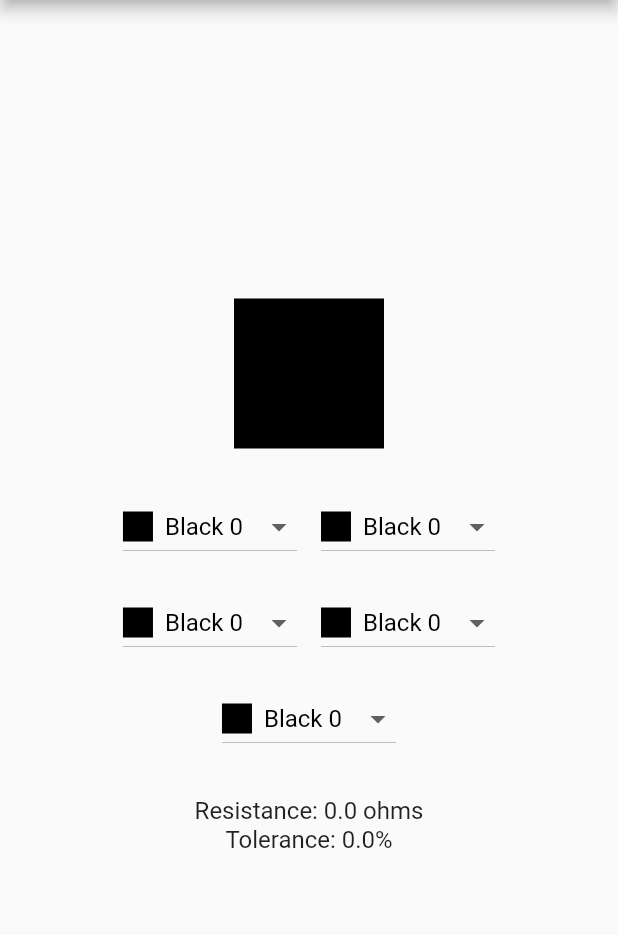
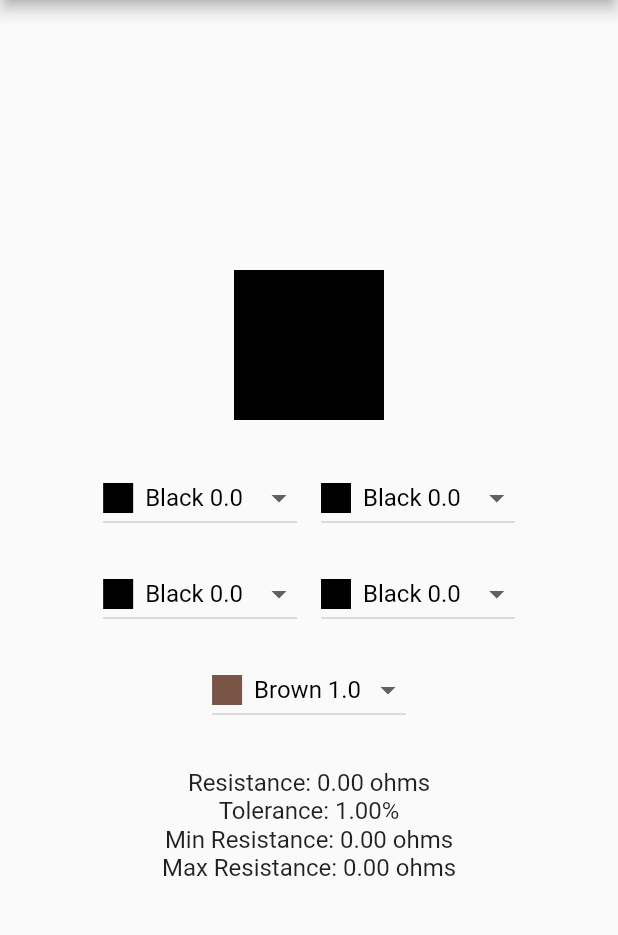
Before and after one commit to abakhour/ResistorApp, a Flutter app: the Resistor5Band screen opened directly, on a phone screen of 412 x 824 dp, the part 84-1019 px from its top. Run offline on Flutter 3.47's test engine with Material 2 defaults, Android fonts, the phone set to English and light mode, and no system bars.

Commit message:
Fix Tolerance Band

```diff
--- a/lib/resistor3Band.dart
+++ b/lib/resistor3Band.dart
@@ -11,7 +11,7 @@ class Resistor3Band extends StatelessWidget {
       body: Center(
         child: ResistorWidget(
           numberOfBands: 3,
-          onResistanceCalculated: (resistance, tolerance) {
+          onResistanceCalculated: (resistance, tolerance, minRes, maxRes) {
           },
         ),
       ),
--- a/lib/resistor4Band.dart
+++ b/lib/resistor4Band.dart
@@ -11,7 +11,7 @@ class Resistor4Band extends StatelessWidget {
       body: Center(
         child: ResistorWidget(
           numberOfBands: 4,
-          onResistanceCalculated: (resistance, tolerance) {
+          onResistanceCalculated: (resistance, tolerance, minRes, maxRes) {
           },
         ),
       ),
--- a/lib/resistor5Band.dart
+++ b/lib/resistor5Band.dart
@@ -11,7 +11,7 @@ class Resistor5Band extends StatelessWidget {
       body: Center(
         child: ResistorWidget(
           numberOfBands: 5,
-          onResistanceCalculated: (resistance, tolerance) {
+          onResistanceCalculated: (resistance, tolerance, minRes, maxRes) {
           },
         ),
       ),
--- a/lib/resistorWidget.dart
+++ b/lib/resistorWidget.dart
@@ -3,14 +3,21 @@ import 'package:flutter/material.dart';
 
 class ResistorBand {
   final Color color;
-  final int value;
+  final double value;
 
   ResistorBand(this.color, this.value);
 }
 
+class ToleranceBand {
+  final Color color;
+  final double value;
+
+  ToleranceBand(this.color, this.value);
+}
+
 class ResistorWidget extends StatefulWidget {
   final int numberOfBands;
-  final void Function(double, double) onResistanceCalculated;
+  final void Function(double, double, double, double) onResistanceCalculated;
 
   const ResistorWidget({
     Key? key,
@@ -24,8 +31,23 @@ class ResistorWidget extends StatefulWidget {
 
 class _ResistorWidgetState extends State<ResistorWidget> {
   late List<ResistorBand> resistorBands;
+  late List<ToleranceBand> toleranceBands;
 
-  List<ResistorBand> resistorColors = [
+  final List toleranceColors = [
+    ToleranceBand(Colors.brown, 1),
+    ToleranceBand(Colors.red, 2),
+    ToleranceBand(Colors.orange, 3),
+    ToleranceBand(Colors.yellow, 4),
+    ToleranceBand(Colors.green, 0.5),
+    ToleranceBand(Colors.blue, 0.25),
+    ToleranceBand(Colors.purple, 0.1),
+    ToleranceBand(Colors.grey, 0.05),
+    ToleranceBand(Color(0xFFFFD700), 5), // Gold
+    ToleranceBand(Color(0xFFC0C0C0), 10) // Silver
+  ];
+
+
+  final List<ResistorBand> resistorColors = [
     ResistorBand(Colors.black, 0),
     ResistorBand(Colors.brown, 1),
     ResistorBand(Colors.red, 2),
@@ -41,16 +63,37 @@ class _ResistorWidgetState extends State<ResistorWidget> {
   @override
   void initState() {
     super.initState();
+
+    toleranceBands = List<ToleranceBand>.filled(widget.numberOfBands, toleranceColors[0]);
+
     resistorBands = List.filled(widget.numberOfBands, resistorColors[0]);
-    widget.onResistanceCalculated(calculateResistance(), calculateTolerance());
+    widget.onResistanceCalculated(
+      calculateResistance(),
+      calculateTolerance(),
+      calculateMinResistance(),
+      calculateMaxResistance(),
+    );
   }
 
+
+  double calculateTolerance() {
+    double Tolerance = 0.0;
+    if (widget.numberOfBands == 3) {
+      return 20;
+    }
+    for (var band in toleranceBands) {
+      Tolerance = band.value;
+    }
+    return Tolerance;
+  }
+
+
   double calculateResistance() {
-    int firstDigit = resistorBands[0].value;
-    int secondDigit = resistorBands[1].value;
-    int thirdDigit = 0;
+    double firstDigit = resistorBands[0].value;
+    double secondDigit = resistorBands[1].value;
+    double thirdDigit = 0;
     int multipIndex = resistorBands.length - 2;
-    int multiplier = resistorBands[multipIndex].value;
+    double multiplier = resistorBands[multipIndex].value;
 
     if (resistorBands.length == 3) {
       firstDigit = resistorBands[0].value;
@@ -63,18 +106,24 @@ class _ResistorWidgetState extends State<ResistorWidget> {
       thirdDigit = resistorBands[2].value;
     }
 
-    int significantFigures = (firstDigit * 10) + secondDigit + thirdDigit;
+    double significantFigures = (firstDigit * 10) + secondDigit + thirdDigit;
     double resistanceValue =
         significantFigures * pow(10, multiplier).toDouble();
 
     return resistanceValue;
   }
 
-  double calculateTolerance() {
-    if (widget.numberOfBands == 4 || widget.numberOfBands == 5) {
-      return resistorBands.last.value/1.0;
+
+  double calculateMinResistance() {
+    double resistance = calculateResistance();
+    double tolerance = calculateTolerance() / 100;
+    return resistance - (resistance * tolerance);
   }
-    return 2;
+
+  double calculateMaxResistance() {
+    double resistance = calculateResistance();
+    double tolerance = calculateTolerance() / 100;
+    return resistance + (resistance * tolerance);
   }
 
   @override
@@ -88,13 +137,23 @@ class _ResistorWidgetState extends State<ResistorWidget> {
           buildColorSelection(),
           const SizedBox(height: 20),
           Text(
-            'Resistance: ${calculateResistance()} ohms',
+            'Resistance: ${calculateResistance().toStringAsFixed(2)} ohms',
             style: const TextStyle(fontSize: 16),
           ),
           Text(
-            'Tolerance: ${calculateTolerance() * 10}%',
+            'Tolerance: ${calculateTolerance().toStringAsFixed(2)}%',
             style: const TextStyle(fontSize: 16),
           ),
+          Text(
+            'Min Resistance: ${calculateMinResistance().toStringAsFixed(
+                2)} ohms',
+            style: const TextStyle(fontSize: 16),
+          ),
+          Text(
+              'Max Resistance: ${calculateMaxResistance().toStringAsFixed(
+                  2)} ohms',
+              style: const TextStyle(fontSize: 16)
+          )
         ],
       ),
     );
@@ -119,6 +178,40 @@ class _ResistorWidgetState extends State<ResistorWidget> {
     for (var i = 0; i < widget.numberOfBands; i += 2) {
       List<Widget> rowChildren = [];
       for (var j = i; j < i + 2 && j < widget.numberOfBands; j++) {
+        if (j == widget.numberOfBands - 1 && j >= 3) {
+          rowChildren.add(
+            Padding(
+              padding: const EdgeInsets.all(8.0),
+              child: DropdownButton<ToleranceBand>(
+                value: toleranceBands[j],
+                items: toleranceColors.map((band) {
+                  return DropdownMenuItem<ToleranceBand>(
+                    value: band,
+                    child: Row(
+                      children: [
+                        Container(
+                          width: 20,
+                          height: 20,
+                          color: band.color,
+                        ),
+                        const SizedBox(width: 8),
+                        Text(
+                          '${_colorName(band.color)} ${band.value}',
+                          style: const TextStyle(color: Colors.black),
+                        ),
+                      ],
+                    ),
+                  );
+                }).toList(),
+                onChanged: (newBand) {
+                  setState(() {
+                    toleranceBands[j] = newBand!;
+                  });
+                },
+              ),
+            ),
+          );
+        } else {
           rowChildren.add(
             Padding(
               padding: const EdgeInsets.all(8.0),
@@ -147,19 +240,25 @@ class _ResistorWidgetState extends State<ResistorWidget> {
                   setState(() {
                     resistorBands[j] = newBand!;
                     widget.onResistanceCalculated(
-                      calculateResistance(), calculateTolerance());
+                      calculateResistance(),
+                      calculateTolerance(),
+                      calculateMinResistance(),
+                      calculateMaxResistance(),
+                    );
                   });
                 },
               ),
             ),
           );
         }
-      rows.add(Row(
+      }
+      rows.add(
+        Row(
           mainAxisAlignment: MainAxisAlignment.center,
           children: rowChildren,
-      ));
+        ),
+      );
     }
-
     return Column(
       children: rows,
     );
@@ -177,5 +276,7 @@ String _colorName(Color color) {
   if (color == Colors.purple) return 'Purple';
   if (color == Colors.grey) return 'Grey';
   if (color == Colors.white) return 'White';
+  if (color == Color(0xFFFFD700) ) return 'Gold';
+  if (color == Color(0xFFC0C0C0) ) return 'Silver';
   return 'Unknown';
 }
```
Also changed, not shown: 1 other file. Lines whose indentation alone changed are shown as unchanged.
